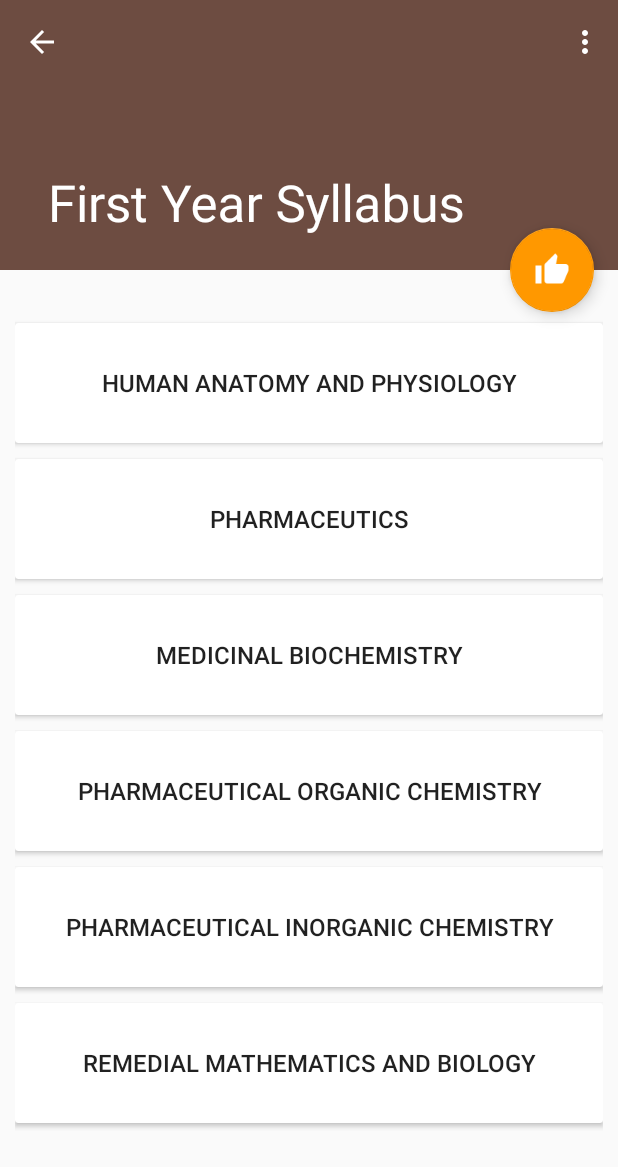
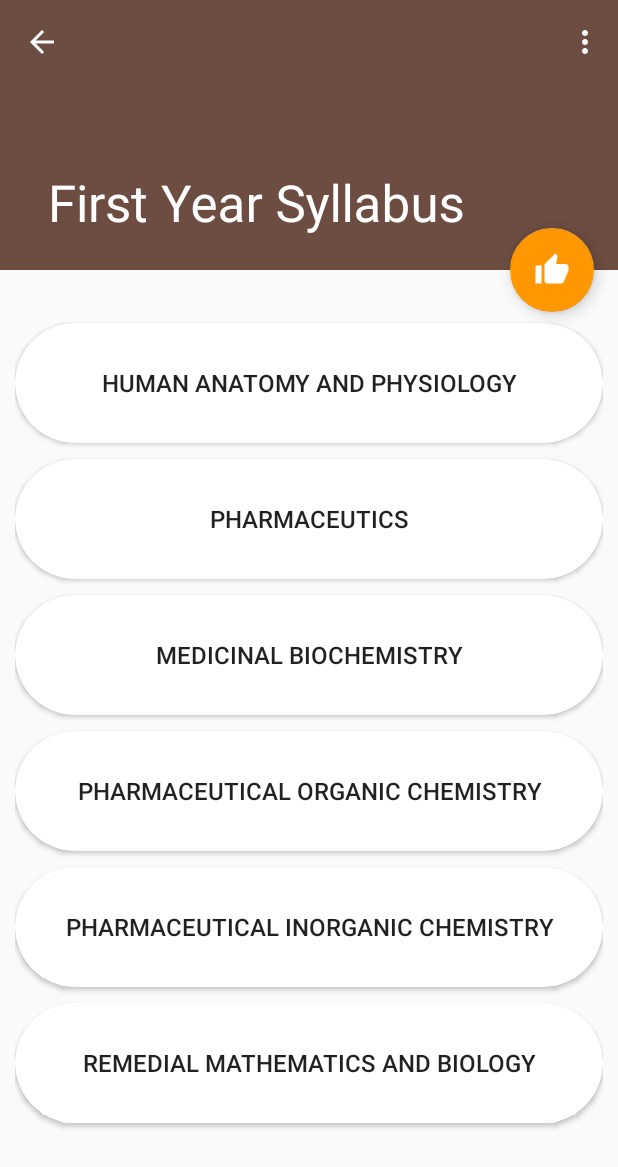
Before and after one commit to Shaaan/pcipd, an Android app: the FirstYear screen opened directly, with no data from a screen before it, on a phone screen of 412 x 824 dp. Shown: the top 1167 px of the screen. Run offline under Robolectric (Android 15) with nearby library versions, the phone set to English and light mode, and no system bars; our stand-ins replace AdMob; pictures from the network do not load; 10 statements that could not run were skipped.

Commit message:
Make buttons more rounded

```diff
--- a/app/src/main/res/values/dimens.xml
+++ b/app/src/main/res/values/dimens.xml
@@ -4,5 +4,5 @@
     <dimen name="activity_horizontal_margin">16dp</dimen>
     <dimen name="activity_vertical_margin">16dp</dimen>
     <dimen name="card_elevation">2dp</dimen>
-    <dimen name="card_corner_radius">2dp</dimen>
+    <dimen name="card_corner_radius">50dp</dimen>
 </resources>
```
